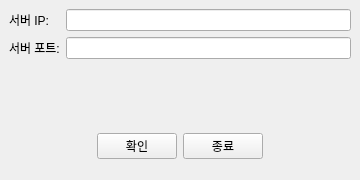
First picture: the form in Client/Client/ServerConnect.ui, repository kauzue/Shop_cpp, before the edit.
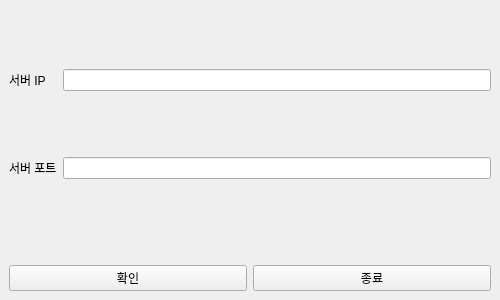
Second picture: the form after the edit.

The edit to the form file:
```diff
--- a/Client/Client/ServerConnect.ui
+++ b/Client/Client/ServerConnect.ui
@@ -6,8 +6,8 @@
 			<rect>
 				<x>0</x>
 				<y>0</y>
-				<width>360</width>
-				<height>180</height>
+    <width>500</width>
+    <height>300</height>
 			</rect>
 		</property>
 		<property name="windowTitle">
@@ -15,30 +15,7 @@
 		</property>
 		<widget class="QWidget" name="centralwidget">
 			<layout class="QGridLayout" name="gridLayout">
-				<item row="0" column="0" >
-					<widget class="QLabel" name="labelIP">
-						<property name="text">
-							<string>서버 IP:</string>
-						</property>
-					</widget>
-				</item>
-				<item row="0" column="1">
-					<widget class="QLineEdit" name="ipEdit"/>
-				</item>
-
-				<item row="1" column="0">
-					<widget class="QLabel" name="labelPort">
-						<property name="text">
-							<string>서버 포트:</string>
-						</property>
-					</widget>
-				</item>
-				<item row="1" column="1">
-					<widget class="QLineEdit" name="portEdit"/>
-				</item>
-
-				<!-- 서버 연결 실패 시 경고 메시지 표시용 레이블 -->
-				<item row="2" column="0" colspan="2">
+    <item row="3" column="0" colspan="2">
 					<widget class="QLabel" name="errorLabel">
 						<property name="text">
 							<string></string>
@@ -54,11 +31,16 @@
 						</property>
 					</widget>
 				</item>
-
-				<item row="3" column="0" colspan="2" alignment="Qt::AlignCenter">
+    <item row="4" column="0" colspan="2">
 					<layout class="QHBoxLayout" name="buttonLayout">
 						<item>
 							<widget class="QPushButton" name="connectBtn">
+        <property name="sizePolicy">
+         <sizepolicy hsizetype="Minimum" vsizetype="Preferred">
+          <horstretch>0</horstretch>
+          <verstretch>0</verstretch>
+         </sizepolicy>
+        </property>
 								<property name="text">
 									<string>확인</string>
 								</property>
@@ -66,6 +48,12 @@
 						</item>
 						<item>
 							<widget class="QPushButton" name="exitBtn">
+        <property name="sizePolicy">
+         <sizepolicy hsizetype="Minimum" vsizetype="Preferred">
+          <horstretch>0</horstretch>
+          <verstretch>0</verstretch>
+         </sizepolicy>
+        </property>
 								<property name="text">
 									<string>종료</string>
 								</property>
@@ -73,6 +61,56 @@
 						</item>
 					</layout>
 				</item>
+    <item row="0" column="0" colspan="2">
+     <layout class="QFormLayout" name="formLayout_2">
+      <item row="0" column="0">
+       <widget class="QLabel" name="labelIP">
+        <property name="sizePolicy">
+         <sizepolicy hsizetype="Expanding" vsizetype="Expanding">
+          <horstretch>0</horstretch>
+          <verstretch>0</verstretch>
+         </sizepolicy>
+        </property>
+        <property name="text">
+         <string>서버 IP</string>
+        </property>
+       </widget>
+      </item>
+      <item row="1" column="0">
+       <widget class="QLabel" name="labelPort">
+        <property name="sizePolicy">
+         <sizepolicy hsizetype="Expanding" vsizetype="Expanding">
+          <horstretch>0</horstretch>
+          <verstretch>0</verstretch>
+         </sizepolicy>
+        </property>
+        <property name="text">
+         <string>서버 포트</string>
+        </property>
+       </widget>
+      </item>
+      <item row="0" column="1">
+       <widget class="QLineEdit" name="ipEdit">
+        <property name="sizePolicy">
+         <sizepolicy hsizetype="Expanding" vsizetype="Maximum">
+          <horstretch>0</horstretch>
+          <verstretch>0</verstretch>
+         </sizepolicy>
+        </property>
+       </widget>
+      </item>
+      <item row="1" column="1">
+       <widget class="QLineEdit" name="portEdit">
+        <property name="sizePolicy">
+         <sizepolicy hsizetype="Expanding" vsizetype="Maximum">
+          <horstretch>0</horstretch>
+          <verstretch>0</verstretch>
+         </sizepolicy>
+        </property>
+       </widget>
+      </item>
+     </layout>
+    </item>
 			</layout>
 		</widget>
 		<action name="actionConnect"/>
```
Left out of the diff: 8 changed lines with no effect on the pictures. Lines whose indentation alone changed are shown as unchanged.
